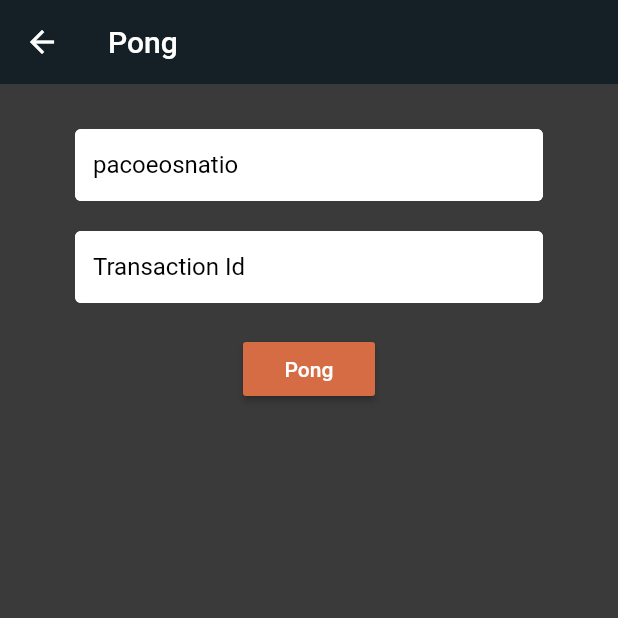
After one commit to EOS-Nation/flutter-eosn, a Flutter app: the Pong screen opened directly, on a phone screen of 412 x 824 dp, the top half of it. The commit adds this screen. Run offline on Flutter 3.47's test engine with Material 2 defaults, Android fonts, the phone set to English and light mode, and no system bars; our stand-ins replace firebase_auth, flutter_spinkit; missing offline and left inert: eosdart; accounts and stored records are empty.

Commit message:
Separate pin and pong into pages

```diff
--- a/flutter_eosn_v0/lib/models/pings.dart
+++ b/flutter_eosn_v0/lib/models/pings.dart
@@ -1,8 +1,10 @@
+import 'package:fluttereosnv0/models/pongs.dart';
+
 class Pings {
   final String uid;
   final String name;
   final String timestamps;
-  final List<dynamic> pongs;
+  final List<Pongs> pongs;
   final String trxId;
 
   Pings({this.name, this.timestamps, this.pongs, this.trxId, this.uid});
--- /dev/null
+++ b/flutter_eosn_v0/lib/models/pongs.dart
@@ -0,0 +1,6 @@
+class Pongs {
+  final String key;
+  final int value;
+
+  Pongs({this.key, this.value});
+}
--- a/flutter_eosn_v0/lib/models/user.dart
+++ b/flutter_eosn_v0/lib/models/user.dart
@@ -1,7 +1,5 @@
 class User {
-
   final String uid;
 
-  User({ this.uid});
-
+  User({this.uid});
 }
--- /dev/null
+++ b/flutter_eosn_v0/lib/pages/pingPong/pong.dart
@@ -0,0 +1,113 @@
+import 'package:flutter/material.dart';
+import 'package:fluttereosnv0/commons/loading.dart';
+import 'package:fluttereosnv0/services/pingPongContract.dart';
+
+class Pong extends StatefulWidget {
+  final PingPongContract pingPongContract;
+  final String trxID;
+  Pong({this.pingPongContract, this.trxID});
+  @override
+  _PongState createState() => _PongState();
+}
+
+class _PongState extends State<Pong> {
+  bool isLoading;
+  String account;
+  String trxId;
+  @override
+  void initState() {
+    super.initState();
+    isLoading = false;
+    account = 'pacoeosnatio';
+    trxId = widget.trxID;
+  }
+
+  @override
+  Widget build(BuildContext context) {
+    return isLoading
+        ? Loading()
+        : Scaffold(
+            backgroundColor: Theme.of(context).primaryColor,
+            appBar: AppBar(
+              backgroundColor: Theme.of(context).primaryColorDark,
+              elevation: 0.0,
+              title: Text('Pong'),
+            ),
+            body: Container(
+              padding: EdgeInsets.symmetric(vertical: 10.0, horizontal: 50.0),
+              child: Form(
+                child: Column(
+                  children: <Widget>[
+                    SizedBox(height: 20.0),
+                    TextFormField(
+                      style: new TextStyle(color: Colors.black),
+                      decoration: InputDecoration(
+                        hintText: "Account",
+                        hintStyle: TextStyle(color: Colors.black),
+                        fillColor: Colors.white,
+                        filled: true,
+                        contentPadding: EdgeInsets.all(12.0),
+                        enabledBorder: OutlineInputBorder(
+                          borderSide:
+                              BorderSide(color: Colors.white, width: 2.0),
+                        ),
+                        focusedBorder: OutlineInputBorder(
+                          borderSide: BorderSide(
+                              color: Theme.of(context).buttonColor, width: 3.0),
+                        ),
+                      ),
+                      initialValue: account,
+                      onChanged: (val) {
+                        setState(() => account = val);
+                      },
+                    ),
+                    SizedBox(height: 20.0),
+                    TextFormField(
+                      style: new TextStyle(color: Colors.black),
+                      decoration: InputDecoration(
+                        hintText: "Transaction Id",
+                        hintStyle: TextStyle(color: Colors.black),
+                        fillColor: Colors.white,
+                        filled: true,
+                        contentPadding: EdgeInsets.all(12.0),
+                        enabledBorder: OutlineInputBorder(
+                          borderSide:
+                              BorderSide(color: Colors.white, width: 2.0),
+                        ),
+                        focusedBorder: OutlineInputBorder(
+                          borderSide: BorderSide(
+                              color: Theme.of(context).buttonColor, width: 3.0),
+                        ),
+                      ),
+                      initialValue: trxId,
+                      onChanged: (val) {
+                        setState(() => trxId = val);
+                      },
+                    ),
+                    SizedBox(
+                      height: 20,
+                    ),
+                    RaisedButton(
+                      child: Text('Pong'),
+                      onPressed: () async {
+                        setState(() {
+                          isLoading = true;
+                        });
+                        try {
+                          await widget.pingPongContract
+                              .pushPong(account: account, trxId: trxId);
+                          Navigator.pop(context);
+                        } catch (e) {
+                          setState(() {
+                            isLoading = false;
+                          });
+                        }
+                      },
+                    )
+                  ],
+                ),
+              ),
+            ),
+          );
+  }
+}
```
Also changed, not shown: flutter_eosn_v0/lib/pages/eosDart/eosDart.dart (deleted, +0 -126 lines), flutter_eosn_v0/lib/pages/home/home.dart (+7 -4 lines), flutter_eosn_v0/lib/pages/pingPong/ping.dart (added, +85 -0 lines), flutter_eosn_v0/lib/pages/pingPong/pingPongPage.dart (added, +173 -0 lines), flutter_eosn_v0/lib/services/pingPongContract.dart (+11 -5 lines).
